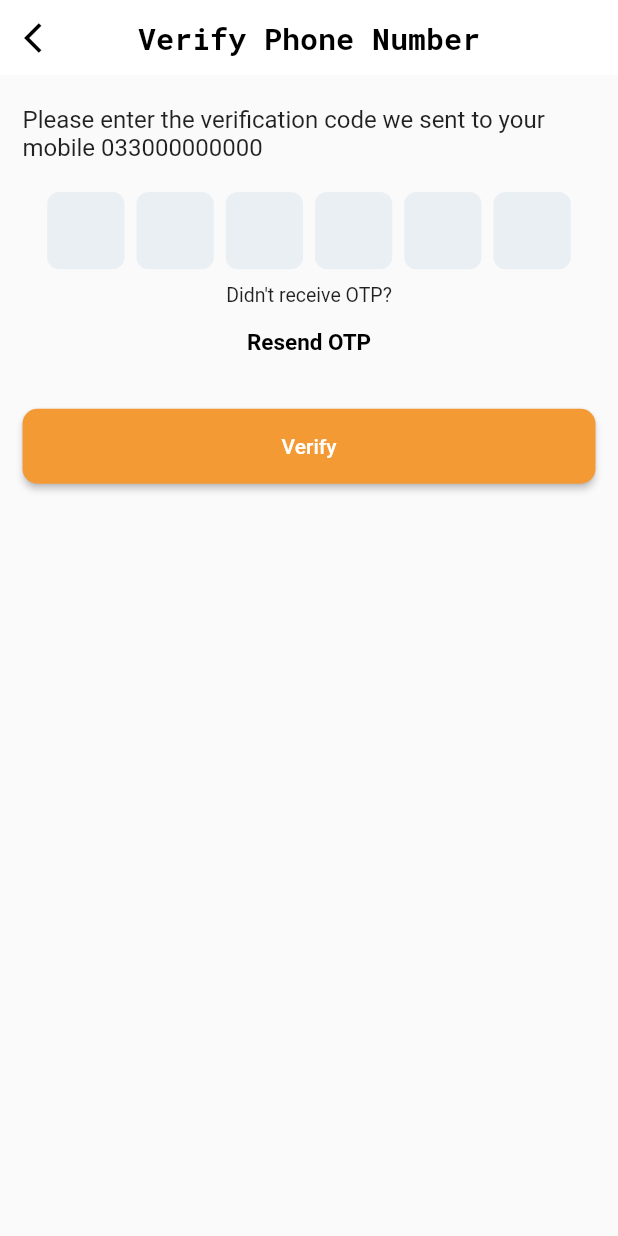
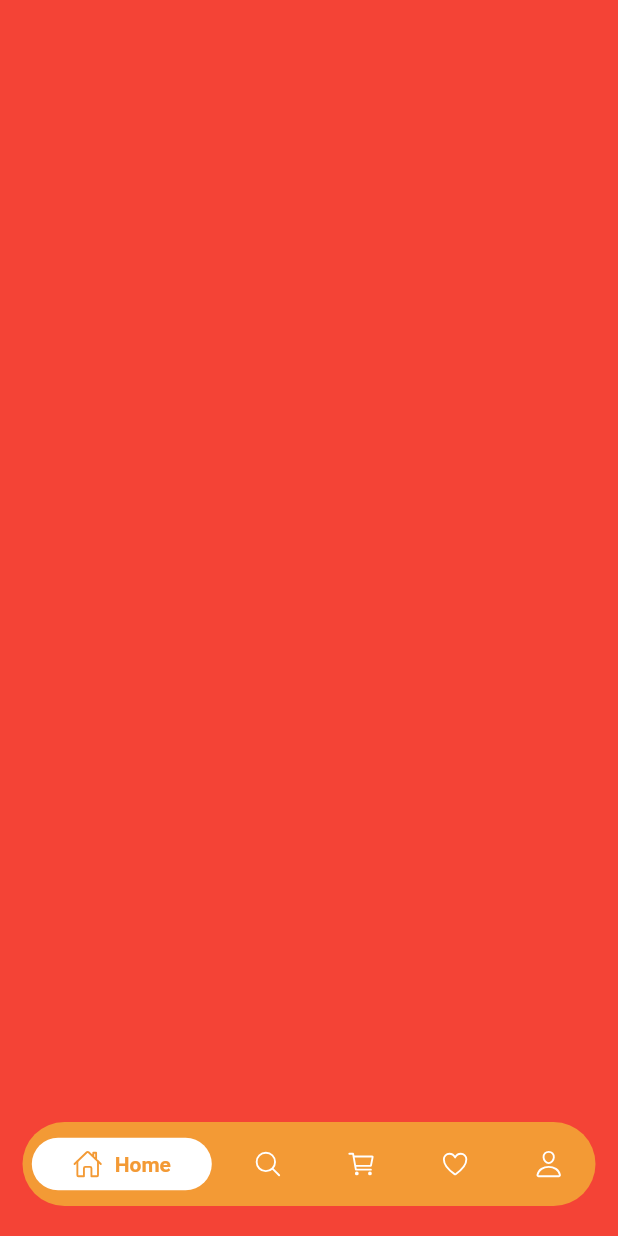
Before and after one commit to Justbuy8/JustBuy8-Mobile-App, a Flutter app: the screen it shows after launch, on a phone screen of 412 x 824 dp. Run offline on Flutter 3.47's test engine with Material 2 defaults, Android fonts, the phone set to English and light mode, and no system bars; drawn by our look-alikes of persistent_bottom_nav_bar, pinput; our stand-ins replace cached_network_image, country_code_picker, flutter_screenutil, ionicons, lottie, nb_utils; Roboto replaces fonts that are missing (OpenSans-Light).

Commit message:
main_tabs_screen created without screens

```diff
--- a/lib/constants/app_textstyle.dart
+++ b/lib/constants/app_textstyle.dart
@@ -4,8 +4,14 @@ import 'app_fonts.dart';
 
 class AppTextStyle {
   static var onboardingTitleTextStyle = TextStyle(
-      fontSize: 32,
-      color: Colors.white,
-      fontWeight: FontWeight.bold,
-      fontFamily: AppFonts.robotoBold);
+    fontSize: 32,
+    color: Colors.white,
+    fontWeight: FontWeight.bold,
+    fontFamily: AppFonts.robotoBold,
+  );
+  static var tabsTextStyle = TextStyle(
+    fontSize: 14,
+    fontWeight: FontWeight.bold,
+    fontFamily: AppFonts.robotoBold,
+  );
 }
--- a/lib/main.dart
+++ b/lib/main.dart
@@ -1,6 +1,7 @@
 // ignore_for_file: use_key_in_widget_constructors
 import 'package:flutter/material.dart';
 import 'package:flutter_screenutil/flutter_screenutil.dart';
+import 'package:justbuyeight/main_tabs_screen.dart';
 import 'package:justbuyeight/screens/authentication/account_created_screen.dart';
 import 'package:justbuyeight/screens/authentication/otp_verification_screen.dart';
 import 'package:nb_utils/nb_utils.dart';
@@ -30,8 +31,9 @@ class _MyAppState extends State<MyApp> {
         return const MaterialApp(
           debugShowCheckedModeBanner: false,
           title: 'JustBuy8',
-            home: OtpVerificationScreen(),
+          home: MainTabsScreen(),
         );
-        });
+      },
+    );
   }
 }
--- /dev/null
+++ b/lib/main_tabs_screen.dart
@@ -0,0 +1,123 @@
+import 'package:flutter/material.dart';
+import 'package:ionicons/ionicons.dart';
+import 'package:justbuyeight/constants/app_colors.dart';
+import 'package:justbuyeight/constants/app_textstyle.dart';
+import 'package:persistent_bottom_nav_bar/persistent_tab_view.dart';
+
+class MainTabsScreen extends StatefulWidget {
+  const MainTabsScreen({Key? key}) : super(key: key);
+
+  @override
+  _MainTabsScreenState createState() => _MainTabsScreenState();
+}
+
+class _MainTabsScreenState extends State<MainTabsScreen> {
+  late PersistentTabController tabsController;
+
+  @override
+  void initState() {
+    super.initState();
+
+    tabsController = PersistentTabController(initialIndex: 0);
+  }
+
+  @override
+  Widget build(BuildContext context) {
+    return PersistentTabView(
+      context,
+      controller: tabsController,
+      screens: [
+        Container(
+          color: Colors.red,
+        ),
+        Container(
+          color: Colors.green,
+        ),
+        Container(
+          color: Colors.blue,
+        ),
+        Container(
+          color: Colors.yellow,
+        ),
+        Container(
+          color: Colors.cyan,
+        ),
+      ],
+      items: [
+        PersistentBottomNavBarItem(
+          icon: const Icon(Ionicons.home_outline),
+          title: ("Home"),
+          textStyle: AppTextStyle.tabsTextStyle,
+          iconSize: 20,
+          activeColorPrimary: AppColors.appWhiteColor,
+          activeColorSecondary: AppColors.primaryColor,
+          inactiveColorPrimary: AppColors.appWhiteColor,
+        ),
+        PersistentBottomNavBarItem(
+          icon: const Icon(Ionicons.search_outline),
+          title: ("Search"),
+          textStyle: AppTextStyle.tabsTextStyle,
+          iconSize: 20,
+          activeColorPrimary: AppColors.appWhiteColor,
+          activeColorSecondary: AppColors.primaryColor,
+          inactiveColorPrimary: AppColors.appWhiteColor,
+        ),
+        PersistentBottomNavBarItem(
+          icon: const Icon(Ionicons.cart_outline),
+          title: ("Cart"),
+          textStyle: AppTextStyle.tabsTextStyle,
+          iconSize: 20,
+          activeColorPrimary: AppColors.appWhiteColor,
+          activeColorSecondary: AppColors.primaryColor,
+          inactiveColorPrimary: AppColors.appWhiteColor,
+        ),
+        PersistentBottomNavBarItem(
+          icon: const Icon(Ionicons.heart_outline),
+          title: ("Wishlist"),
+          textStyle: AppTextStyle.tabsTextStyle,
+          iconSize: 20,
+          activeColorPrimary: AppColors.appWhiteColor,
+          activeColorSecondary: AppColors.primaryColor,
+          inactiveColorPrimary: AppColors.appWhiteColor,
+        ),
+        PersistentBottomNavBarItem(
+          icon: const Icon(Ionicons.person_outline),
+          title: ("Account"),
+          textStyle: AppTextStyle.tabsTextStyle,
+          iconSize: 20,
+          activeColorPrimary: AppColors.appWhiteColor,
+          activeColorSecondary: AppColors.primaryColor,
+          inactiveColorPrimary: AppColors.appWhiteColor,
+        ),
+      ],
+      confineInSafeArea: true,
+      backgroundColor: AppColors.primaryColor,
+      handleAndroidBackButtonPress: true,
+      resizeToAvoidBottomInset: true,
+      stateManagement: true,
+      padding: const NavBarPadding.symmetric(horizontal: 10, vertical: 5),
+      margin: const EdgeInsets.only(
+        bottom: 20.0,
+        left: 15,
+        right: 15,
+      ),
+      bottomScreenMargin: 0,
+      hideNavigationBarWhenKeyboardShows: true,
+      decoration: NavBarDecoration(
+        borderRadius: BorderRadius.circular(30.0),
+      ),
+      popAllScreensOnTapOfSelectedTab: true,
+      popActionScreens: PopActionScreensType.all,
+      itemAnimationProperties: const ItemAnimationProperties(
+        duration: Duration(milliseconds: 200),
+        curve: Curves.easeInCirc,
+      ),
+      screenTransitionAnimation: const ScreenTransitionAnimation(
+        animateTabTransition: true,
+        curve: Curves.ease,
+        duration: Duration(milliseconds: 200),
+      ),
+      navBarStyle: NavBarStyle.style7,
+    );
+  }
+}
--- a/pubspec.yaml
+++ b/pubspec.yaml
@@ -44,6 +44,7 @@ dependencies:
   ionicons: ^0.2.2
   cached_network_image: ^3.2.3
   lottie: ^2.3.2
+  persistent_bottom_nav_bar: ^5.0.2
 
 dev_dependencies:
   flutter_test:
```
Also changed, not shown: pubspec.lock. Lines whose indentation alone changed are shown as unchanged.
